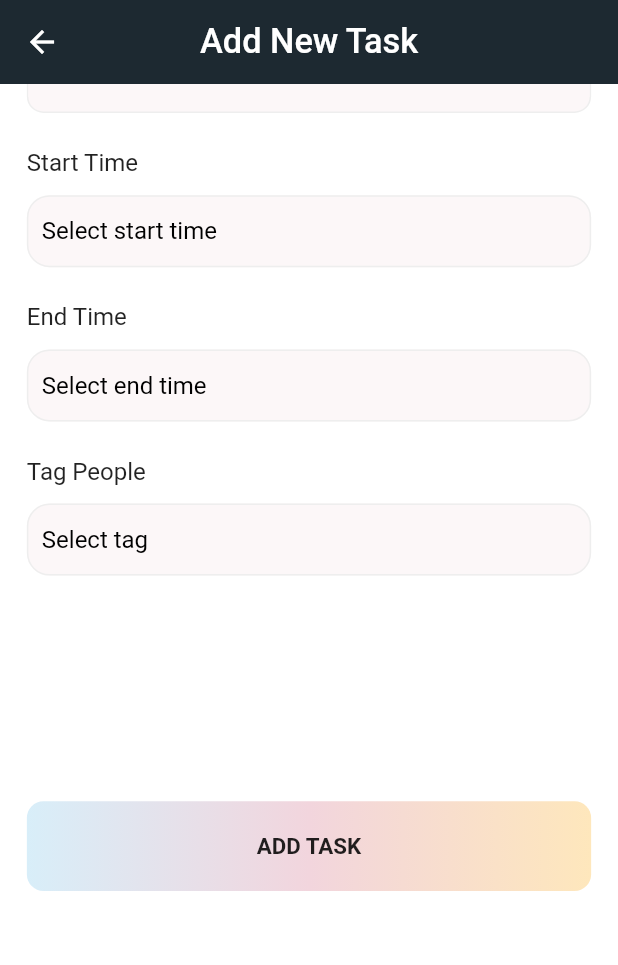
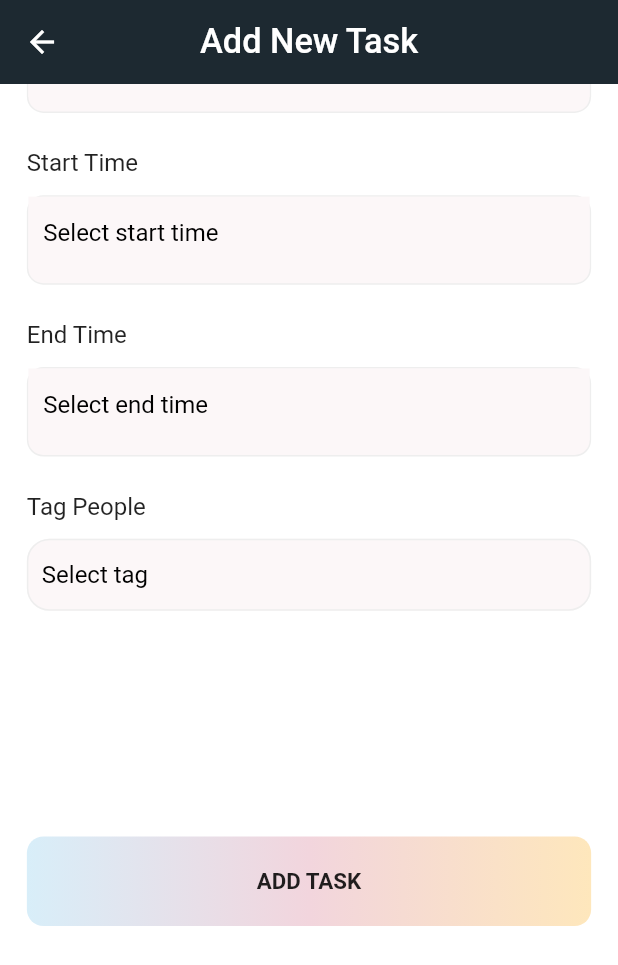
Before and after one commit to TalhaShakel/Chat-Gpt, a Flutter app: the AddNewToDoList screen opened directly, scrolled down 259 dp, on a phone screen of 412 x 824 dp. Shown: the top 965 px of the screen. Run offline on Flutter 3.47's test engine with Material 2 defaults, Android fonts, the light colour scheme and no system bars; our stand-ins replace cloud_firestore, firebase_auth, firebase_core, firebase_storage, flutter_easyloading, flutter_screenutil and 4 more; accounts and stored records are empty.

Commit message:
home todo update

```diff
--- a/lib/Screens/HomeScreens/ToDoListScreen/AddNewtodoList.dart
+++ b/lib/Screens/HomeScreens/ToDoListScreen/AddNewtodoList.dart
@@ -1,3 +1,4 @@
+import 'package:flutter/foundation.dart';
 import 'package:flutter/material.dart';
 import 'package:flutter/src/widgets/container.dart';
 import 'package:flutter/src/widgets/framework.dart';
@@ -17,13 +18,18 @@ class AddNewToDoList extends StatefulWidget {
 class _AddNewToDoListState extends State<AddNewToDoList> {
   TextEditingController _NameController = TextEditingController();
   TextEditingController _dateController = TextEditingController();
-
+  TextEditingController _StartTimeController = TextEditingController();
   TextEditingController _selectTagController = TextEditingController();
+  String _endTime = "Select end time";
+  String _TimeFormat = DateFormat('hh:mm a').format(DateTime.now()).toString();
+  String _startTime = "Select start time";
+  var pickedTime;
+  String _formatedTime = "";
 
   // TextEditingController _languageController = TextEditingController();
   @override
   void dispose() {
-    // _genderController.dispose();
+    _StartTimeController.dispose();
     _NameController.dispose();
     _selectTagController.dispose();
     // _languageController.dispose();
@@ -68,6 +74,7 @@ class _AddNewToDoListState extends State<AddNewToDoList> {
                     20.h.heightBox,
                     "Date".text.size(14.sp).make(),
                     10.h.heightBox,
+
                     Container(
                       height: 50.h,
                       width: 359.w,
@@ -111,19 +118,80 @@ class _AddNewToDoListState extends State<AddNewToDoList> {
                         },
                       ),
                     ),
-                    //////////////////
-
-                    // textfiledcontainer("Select Date", _NameController),
 
                     ////////////////
                     20.h.heightBox,
                     "Start Time".text.size(14.sp).make(),
                     10.h.heightBox,
-                    textfiledcontainer("Select start time", _NameController),
+
+                    Container(
+                      height: 50.h,
+                      width: 359.w,
+                      decoration: BoxDecoration(
+                          color: ConstColors.textfieldColor,
+                          border: Border.all(
+                              width: 1, color: ConstColors.CircleColor),
+                          borderRadius: BorderRadius.all(Radius.circular(11))),
+                      child: TextFormField(
+                        controller: _dateController,
+                        readOnly: true,
+                        decoration: InputDecoration(
+                          filled: true,
+                          fillColor: ConstColors.textfieldColor,
+                          contentPadding: EdgeInsets.all(10),
+                          border: InputBorder.none,
+                          hintText: _startTime,
+                          hintStyle: TextStyle(color: Colors.black),
+                        ),
+                        onTap: () {
+                          try {
+                            _getTimeFromUser(isStartTime: true);
+                            // print("zahdsisa   object  ----$_startTime");
+                          } catch (e) {
+                            Get.snackbar("${e}", "");
+                          }
+                        },
+                      ),
+                    ),
+
+                    // textfiledcontainer("Select start time", _NameController),
+
                     20.h.heightBox,
                     "End Time".text.size(14.sp).make(),
                     10.h.heightBox,
-                    textfiledcontainer("Select end time", _NameController),
+
+                    Container(
+                      height: 50.h,
+                      width: 359.w,
+                      decoration: BoxDecoration(
+                          color: ConstColors.textfieldColor,
+                          border: Border.all(
+                              width: 1, color: ConstColors.CircleColor),
+                          borderRadius: BorderRadius.all(Radius.circular(11))),
+                      child: TextFormField(
+                        controller: _dateController,
+                        readOnly: true,
+                        decoration: InputDecoration(
+                          filled: true,
+                          fillColor: ConstColors.textfieldColor,
+                          contentPadding: EdgeInsets.all(10),
+                          border: InputBorder.none,
+                          hintText: _endTime,
+                          hintStyle: TextStyle(color: Colors.black),
+                        ),
+                        onTap: () {
+                          try {
+                            _getTimeFromUser(isStartTime: false);
+                            // print("zahdsisa   object  ----$_startTime");
+                          } catch (e) {
+                            Get.snackbar("${e}", "");
+                          }
+                        },
+                      ),
+                    ),
+
+                    // textfiledcontainer("Select end time", _NameController),
+
                     20.h.heightBox,
                     "Tag People".text.size(14.sp).make(),
                     10.h.heightBox,
@@ -187,4 +255,40 @@ class _AddNewToDoListState extends State<AddNewToDoList> {
       ),
     );
   }
+
+  _getTimeFromUser({required bool isStartTime}) async {
+    pickedTime = await _showTimePicker();
+    if (pickedTime == null) {
+      ScaffoldMessenger.of(context).showSnackBar(
+        SnackBar(
+          backgroundColor: Color(0xff08296c),
+          content: Text("Time is not selected"),
+        ),
+      );
+    } else {
+      _formatedTime = pickedTime.format(context);
+    }
+
+    if (pickedTime == null) {
+    } else if (isStartTime == true) {
+      setState(() {
+        _startTime = _formatedTime;
+      });
+    } else if (isStartTime == false) {
+      setState(() {
+        _endTime = _formatedTime;
+      });
+    }
+  }
+
+  _showTimePicker() {
+    return showTimePicker(
+        initialEntryMode: TimePickerEntryMode.input,
+        context: context,
+        initialTime: TimeOfDay(
+          //_startTime --> 10:30 AM
+          hour: int.parse(_TimeFormat.split("")[0]),
+          minute: int.parse(_TimeFormat.split("")[1].split(" ")[0]),
+        ));
+  }
 }
--- a/lib/main.dart
+++ b/lib/main.dart
@@ -7,6 +7,7 @@ import 'package:spoot_light/Screens/AI_Screens/AIScreen.dart';
 import 'package:spoot_light/Screens/AI_Screens/WalletScreen.dart';
 import 'package:spoot_light/Screens/BottomNavBar/BottomNavBar.dart';
 import 'package:spoot_light/Screens/HomeScreens/HomeScreen.dart';
+import 'package:spoot_light/Screens/HomeScreens/ToDoListScreen/AddNewtodoList.dart';
 import 'package:spoot_light/Screens/HomeScreens/ToDoListScreen/todolistScreen.dart';
 import 'package:spoot_light/Screens/OnBoardingScreens/on_boarding_screen.dart';
 import 'package:spoot_light/Screens/ProfileScreens/AboutUserInfoScreen.dart';
@@ -38,7 +39,7 @@ class MyApp extends StatelessWidget {
         builder: (context, child) {
           return GetMaterialApp(
             builder: EasyLoading.init(),
-            home: ToDoList(),
+            home: SplashScrren(),
             debugShowCheckedModeBanner: false,
           );
         });
```
